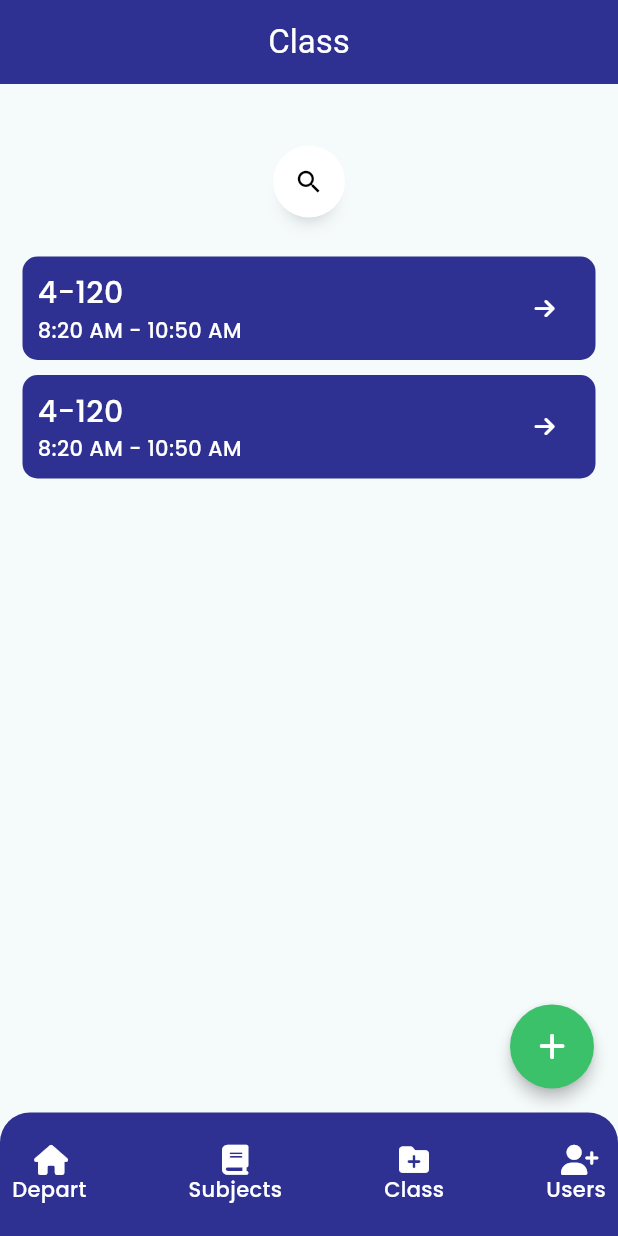
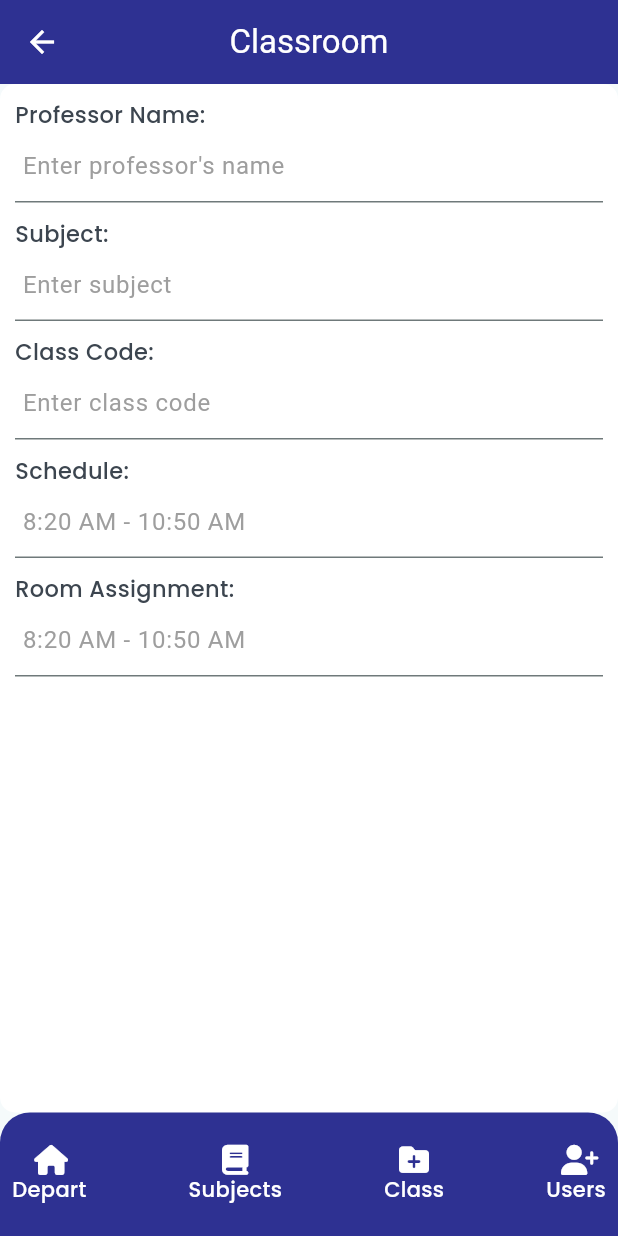
Before and after one commit to xarovia/thesis_flutter, a Flutter app: the ClassPage screen opened directly, after a tap on an icon or button, on a phone screen of 412 x 824 dp. Run offline on Flutter 3.47's test engine with Material 2 defaults, Android fonts, the phone set to English and light mode, and no system bars; drawn by our look-alikes of anim_search_bar; our stand-ins replace font_awesome_flutter.

Commit message:
quiza coding...

```diff
--- /dev/null
+++ b/lib/admin/ClassroomPage.dart
@@ -0,0 +1,31 @@
+// ignore_for_file: prefer_const_constructors, prefer_const_literals_to_create_immutables
+
+import 'package:flutter/material.dart';
+import 'package:flutter_application_1/admin/ClassroomPage.dart';
+import 'package:flutter_application_1/components/AddClassroom.dart';
+import 'package:flutter_application_1/components/AddingContents.dart';
+import 'package:flutter_application_1/components/BottomNavBar.dart';
+import 'package:flutter_application_1/components/ClassSchedBox.dart';
+import 'package:flutter_application_1/components/CustomSearchBar.dart';
+import 'package:font_awesome_flutter/font_awesome_flutter.dart';
+
+class ClassroomPagers extends StatefulWidget {
+  const ClassroomPagers({super.key});
+
+  @override
+  State<ClassroomPagers> createState() => _ClassroomPagersState();
+}
+
+class _ClassroomPagersState extends State<ClassroomPagers> {
+  @override
+  Widget build(BuildContext context) {
+    return Scaffold(
+        appBar: AppBar(
+            centerTitle: true,
+            title: const Text('Classroom'),
+            backgroundColor: Color(0xFF2E3192),
+            foregroundColor: Color(0xFFFFFFFF)),
+        body: (AddingClassroom()),
+        bottomNavigationBar: BottomNavBar());
+  }
+}
--- a/lib/admin/classpage.dart
+++ b/lib/admin/classpage.dart
@@ -1,6 +1,7 @@
 // ignore_for_file: prefer_const_constructors, prefer_const_literals_to_create_immutables, sort_child_properties_last
 
 import 'package:flutter/material.dart';
+import 'package:flutter_application_1/admin/ClassroomPage.dart';
 import 'package:flutter_application_1/components/BottomNavBar.dart';
 import 'package:flutter_application_1/components/ClassSchedBox.dart';
 import 'package:flutter_application_1/components/CustomSearchBar.dart';
@@ -21,7 +22,8 @@ class _Screen2State extends State<ClassPage> {
         centerTitle: true,
         title: const Text('Class'),
         backgroundColor: Color(0xFF2E3192),
-            foregroundColor: Color(0xFFFFFFFF)),
+        foregroundColor: Color(0xFFFFFFFF),
+      ),
       body: ClassScreen(),
       floatingActionButton: FloatingActionButton(
         backgroundColor: Color(0xFF3CC16B),
@@ -33,10 +35,17 @@ class _Screen2State extends State<ClassPage> {
           size: 20,
         ),
         onPressed: () {
-            //page move
+          // Navigate to the new screen when the button is pressed
+          Navigator.push(
+            context,
+            MaterialPageRoute(
+                builder: (context) =>
+                    ClassroomPagers()), // Replace NewScreen with your actual screen widget
+          );
         },
       ),
-        bottomNavigationBar: BottomNavBar());
+      bottomNavigationBar: BottomNavBar(),
+    );
   }
 }
 
--- /dev/null
+++ b/lib/components/AddClassroom.dart
@@ -0,0 +1,128 @@
+// ignore_for_file: prefer_const_constructors
+
+import 'package:flutter/material.dart';
+
+class AddingClassroom extends StatefulWidget {
+  const AddingClassroom({super.key});
+
+  @override
+  State<AddingClassroom> createState() => _AddingClassroomState();
+}
+
+class _AddingClassroomState extends State<AddingClassroom> {
+  @override
+  Widget build(BuildContext context) {
+    return Container(
+      padding: EdgeInsets.all(10),
+      decoration: BoxDecoration(
+        borderRadius: BorderRadius.circular(10),
+        color: Color(0xFFFFFFFF),
+      ),
+      child: Column(
+        crossAxisAlignment: CrossAxisAlignment.start,
+        children: [
+          Text(
+            "Professor Name:",
+            style: TextStyle(
+              fontSize: 15,
+              fontFamily: "Poppins",
+              fontWeight: FontWeight.w500,
+              color: Color(0xFF3C454F),
+            ),
+          ),
+          TextFormField(
+            decoration: InputDecoration(
+              contentPadding: EdgeInsets.only(left: 5.0),
+              hintText: "Enter professor's name",
+              hintStyle: TextStyle(color: Colors.grey),
+            ),
+          ),
+          SizedBox(
+            height: 10,
+          ),
+          Text(
+            "Subject:",
+            style: TextStyle(
+              fontSize: 15,
+              fontFamily: "Poppins",
+              fontWeight: FontWeight.w500,
+              color: Color(0xFF3C454F),
+            ),
+          ),
+          TextFormField(
+            decoration: InputDecoration(
+              contentPadding: EdgeInsets.only(left: 5.0),
+              hintText: "Enter subject",
+              hintStyle: TextStyle(color: Colors.grey),
+            ),
+          ),
+          SizedBox(
+            height: 10,
+          ),
+          Text(
+            "Class Code:",
+            style: TextStyle(
+              fontSize: 15,
+              fontFamily: "Poppins",
+              fontWeight: FontWeight.w500,
+              color: Color(0xFF3C454F),
+            ),
+          ),
+          TextFormField(
+            decoration: InputDecoration(
+              contentPadding: EdgeInsets.only(left: 5.0),
+              hintText: "Enter class code",
+              hintStyle: TextStyle(color: Colors.grey),
+            ),
+          ),
+          SizedBox(
+            height: 10,
+          ),
+          Text(
+            "Schedule:",
+            style: TextStyle(
+              fontSize: 15,
+              fontFamily: "Poppins",
+              fontWeight: FontWeight.w500,
+              color: Color(0xFF3C454F),
+            ),
+          ),
+          TextFormField(
+            decoration: InputDecoration(
+              contentPadding: EdgeInsets.only(left: 5.0),
+              hintText: "8:20 AM - 10:50 AM",
+              hintStyle: TextStyle(color: Colors.grey),
+            ),
+          ),
+          SizedBox(
+            height: 10,
+          ),
+          Text(
+            "Room Assignment:",
+            style: TextStyle(
+              fontSize: 15,
+              fontFamily: "Poppins",
+              fontWeight: FontWeight.w500,
+              color: Color(0xFF3C454F),
+            ),
+          ),
+          TextFormField(
+            decoration: InputDecoration(
+              contentPadding: EdgeInsets.only(left: 5.0),
+              hintText: "8:20 AM - 10:50 AM",
+              hintStyle: TextStyle(color: Colors.grey),
+            ),
+          ),
+          SizedBox(height: 20), // Add spacing between container and button
+          // ElevatedButton(
+          //   onPressed: () {
+          //     Navigator.push(
+          //         context,
+          //         MaterialPageRoute(
+          //             builder: (context) => const EditStudents()));
+          //   },
+        ],
+      ),
+    );
+  }
+}
--- a/lib/components/EditContents.dart
+++ b/lib/components/EditContents.dart
@@ -16,9 +16,9 @@ class _EditContentsState extends State<EditContents> {
     return Container(
       padding: EdgeInsets.all(10),
       decoration: BoxDecoration(
-        borderRadius: BorderRadius.circular(10),
-        color: Color(0xFF2E3192),
-      ),
+          borderRadius: BorderRadius.circular(0),
+          color: Color(0xFFFFFFFF),
+          border: Border.all(color: Color(0xFF9E9FA7), width: 1)),
       child: Row(
         mainAxisAlignment: MainAxisAlignment.start,
         crossAxisAlignment: CrossAxisAlignment.center,
@@ -39,7 +39,7 @@ class _EditContentsState extends State<EditContents> {
                   fontSize: 20,
                   fontFamily: "Poppins",
                   fontWeight: FontWeight.w500,
-                  color: Color(0xFFFFFFFF),
+                  color: Color(0xFF000000),
                 ),
               ),
               Text(
@@ -47,7 +47,7 @@ class _EditContentsState extends State<EditContents> {
                 style: TextStyle(
                   fontFamily: "Poppins",
                   fontWeight: FontWeight.w500,
-                  color: Color(0xFFFFFFFF),
+                  color: Color(0xFF000000),
                 ),
               )
             ],
```
Also changed, not shown: pubspec.lock, 1 other file. Lines whose indentation alone changed are shown as unchanged.
